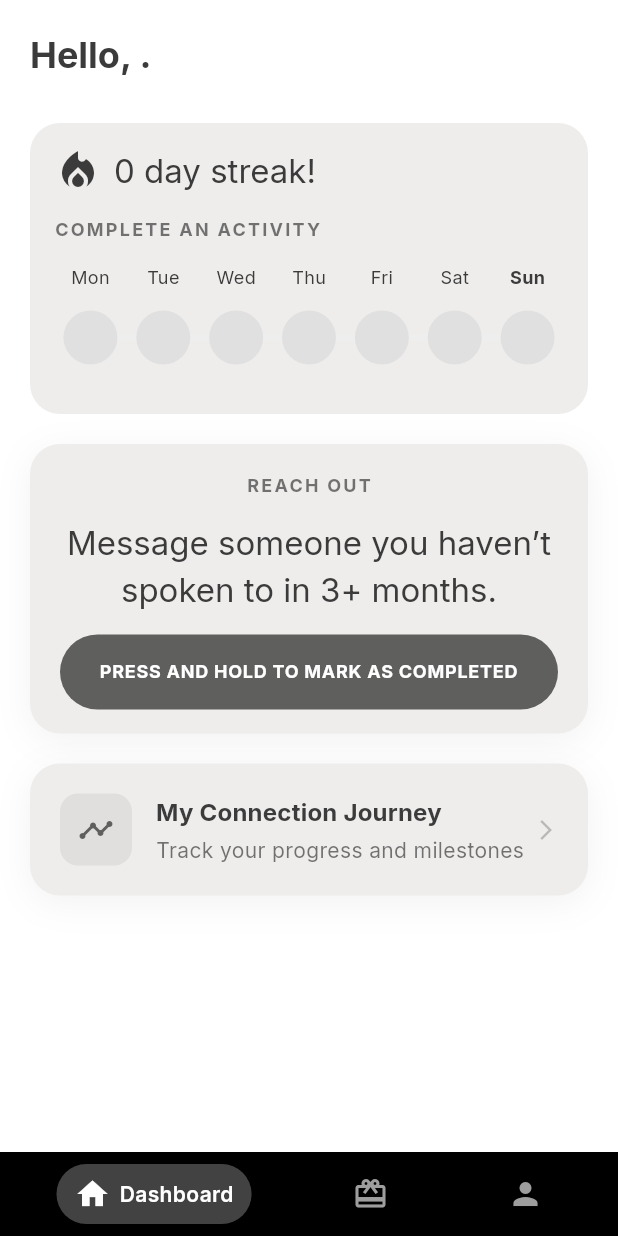
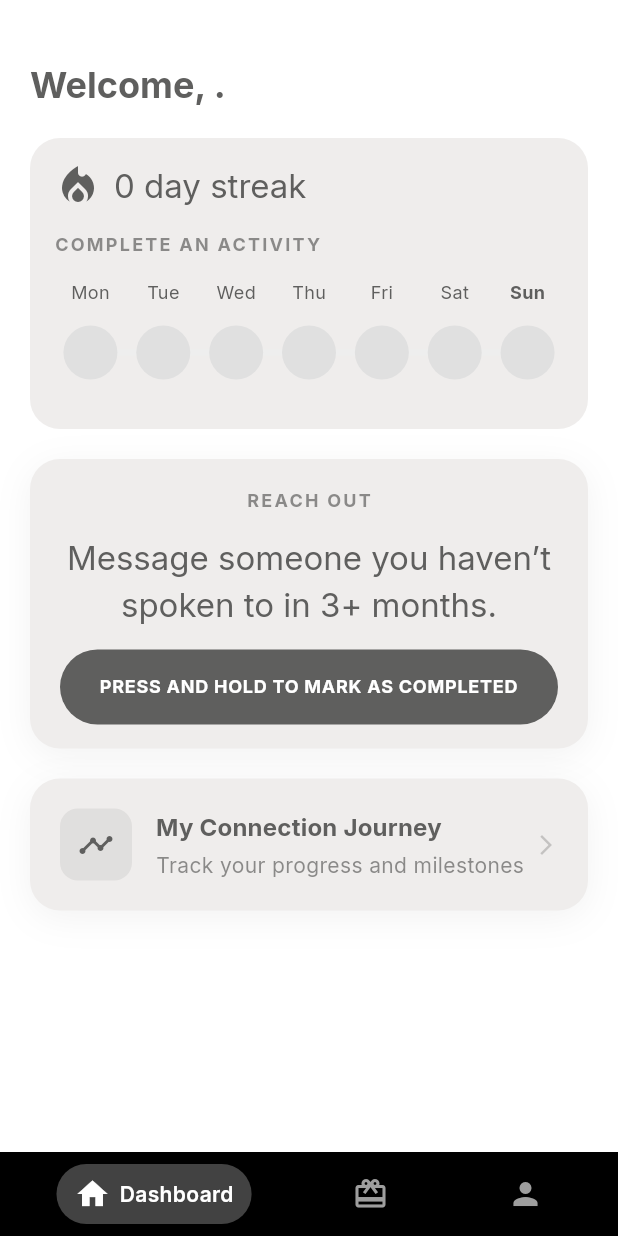
Before and after one commit to orya-ai/v3, a Flutter app: the screen it shows once a user with an empty profile is signed in, on a phone screen of 412 x 824 dp. Run offline on Flutter 3.47's test engine with Material 3 defaults, Android fonts, the phone set to English and light mode, and no system bars; our stand-ins replace cloud_firestore, firebase_auth, firebase_core, flutter_riverpod, go_router, google_fonts and 3 more; accounts and stored records are empty.

Commit message:
colors in sync

```diff
--- a/lib/core/theme/app_theme.dart
+++ b/lib/core/theme/app_theme.dart
@@ -5,13 +5,13 @@ class AppTheme {
   // Define color constants
   static const Color primaryBackgroundColor = Color(0xffefedec); // Light beige for header/footer
   static const Color scaffoldBackgroundColor = Color(0xffFFFFFF); // White for main content
-  static const Color primaryTextColor = Color(0xFF3B3B3B);
+  static const Color primaryTextColor = primaryColor;
   static const Color primaryColor = Color(0xFF5F5F5E);
   static const Color accentColor = primaryColor;
   static const Color oppositeLightColor = Color(0xFFE0E0E0); // for fill circles of streak widget
   static const Color headerFooterColor = Color(0xffFFFFFF); // Same as primaryBackgroundColor for clarity
 
-    static const Color primaryButtonColor = primaryColor;
+  static const Color primaryButtonColor = primaryColor;
 
   static ThemeData get lightTheme {
     return ThemeData(
--- a/lib/features/dashboard/presentation/dashboard_page.dart
+++ b/lib/features/dashboard/presentation/dashboard_page.dart
@@ -126,10 +126,10 @@ class _DashboardPageState extends ConsumerState<DashboardPage>
       data: (user) => SafeArea(
         child: ListView(
           clipBehavior: Clip.none,
-          padding: const EdgeInsets.all(20.0),
+          padding: const EdgeInsets.fromLTRB(20, 40, 20, 20),
           children: [
             _buildHeader(context, user.displayName),
-            const SizedBox(height: 30),
+            const SizedBox(height: 20),
             _buildGamificationArea(context),
             const SizedBox(height: 20),
             _buildTodaysConnectionPrompt(context),
@@ -149,7 +149,7 @@ class _DashboardPageState extends ConsumerState<DashboardPage>
     return Row(
       children: [
         Text(
-          'Hello, $displayName.',
+          'Welcome, $displayName.',
           style: Theme.of(context).textTheme.headlineSmall?.copyWith(
                 color: AppTheme.primaryTextColor,
                 fontWeight: FontWeight.bold,
@@ -203,7 +203,7 @@ class _DashboardPageState extends ConsumerState<DashboardPage>
                     Icon(Icons.local_fire_department, color: AppTheme.primaryTextColor, size: 32),
                     const SizedBox(width: 8),
                     Text(
-                      '${gamificationData.streak} day streak!',
+                      '${gamificationData.streak} day streak',
                       style: Theme.of(context).textTheme.titleLarge,
                     ),
                   ],
@@ -525,7 +525,7 @@ class _DashboardPageState extends ConsumerState<DashboardPage>
                         width: segmentWidth - (dayWidth - 36), // Span to center of last day
                         height: 36,
                         decoration: BoxDecoration(
-                          color: AppTheme.accentColor.withOpacity(0.8),
+                          color: AppTheme.accentColor,
                           borderRadius: BorderRadius.circular(18),
                         ),
                       ),
```
